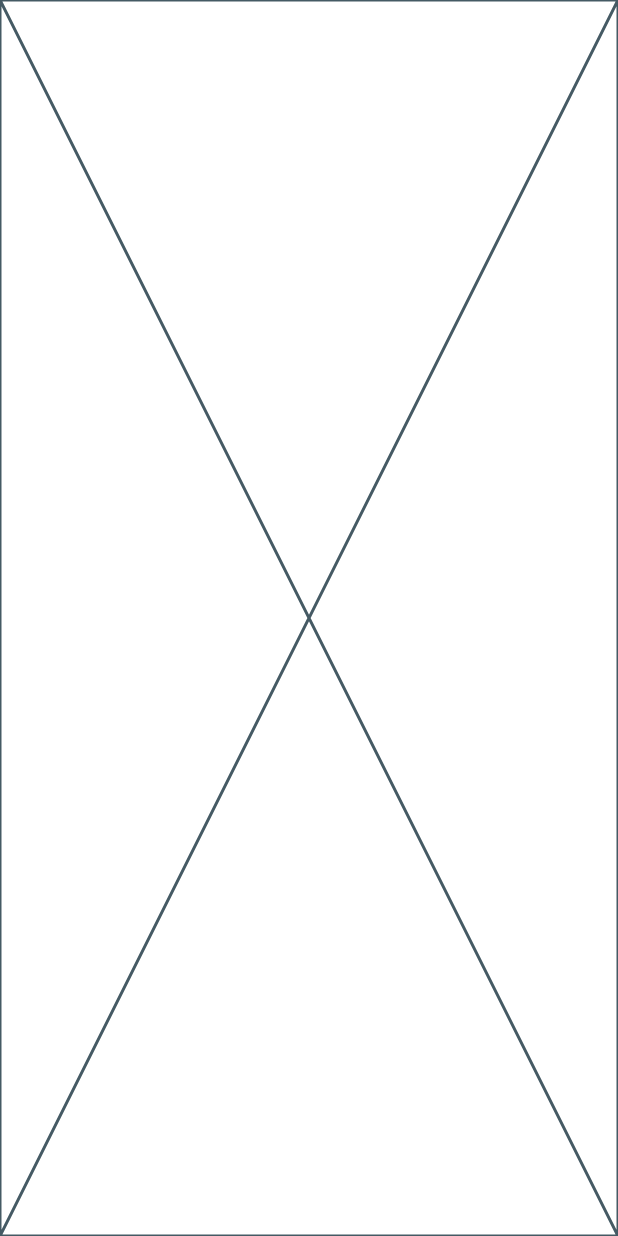
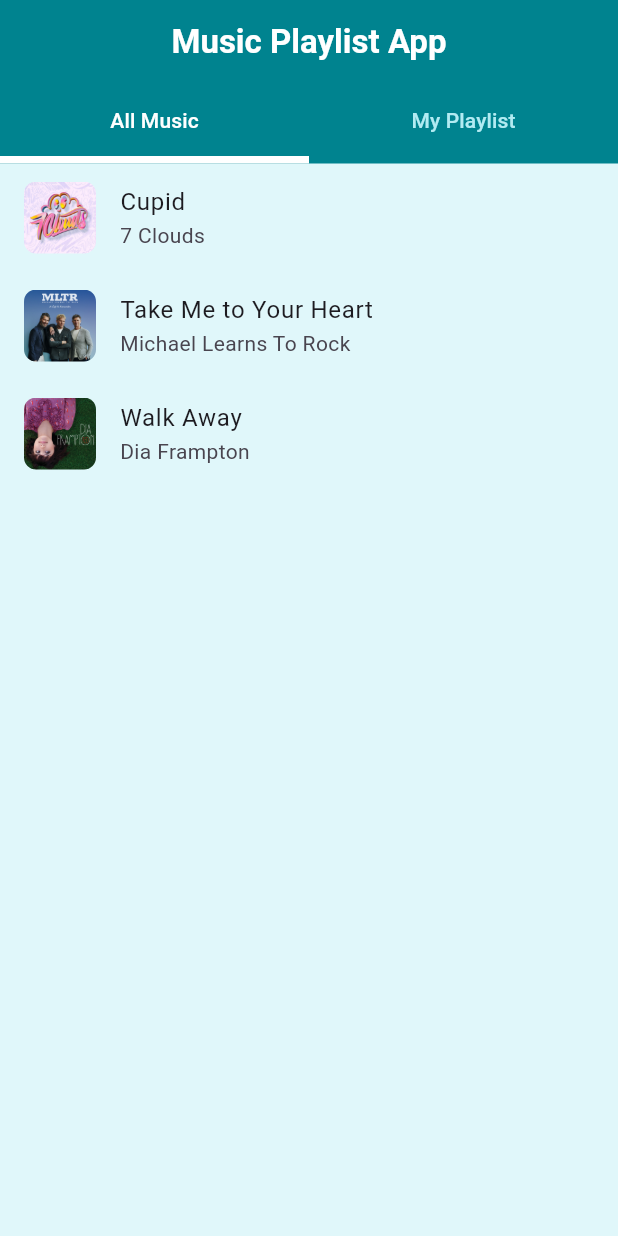
Before and after one commit to Fillybodyknow/Music-Playlist-App-Flutter-, a Flutter app: the screen it shows after launch, on a phone screen of 412 x 824 dp. Run offline on Flutter 3.47's test engine with Material 3 defaults, Android fonts, the light colour scheme and no system bars; our stand-ins replace get.

Commit message:
feat: design Homepage

```diff
--- a/music_playlist_app/lib/page/home/controller.dart
+++ b/music_playlist_app/lib/page/home/controller.dart
@@ -0,0 +1,37 @@
+import 'dart:convert';
+
+import 'package:flutter/services.dart';
+import 'package:get/get.dart';
+import 'package:music_playlist_app/page/home/model.dart';
+
+class AppHomeController extends GetxController {
+  RxList<music_info_model> music_list = RxList<music_info_model>();
+  RxList<author_model> author_list = RxList<author_model>(); // <author_model>
+  RxInt Index = 0.obs;
+
+  @override
+  void onInit() {
+    super.onInit();
+    loadData(); // ไม่ควรทำ async กับ onInit โดยตรง
+  }
+
+  Future<void> loadData() async {
+    await getMusicList();
+    await getAuthorList();
+  }
+
+  Future<void> getMusicList() async {
+    final respones =
+        await rootBundle.loadString('assets/files/music_info.json');
+    music_list.value = (jsonDecode(respones) as List)
+        .map((e) => music_info_model.fromJson(e))
+        .toList();
+  }
+
+  Future<void> getAuthorList() async {
+    final respones = await rootBundle.loadString('assets/files/authors.json');
+    author_list.value = (jsonDecode(respones) as List)
+        .map((e) => author_model.fromJson(e))
+        .toList();
+  }
+}
--- a/music_playlist_app/lib/page/home/model.dart
+++ b/music_playlist_app/lib/page/home/model.dart
@@ -0,0 +1,40 @@
+class music_info_model {
+  final int id;
+  final int author_id;
+  final String title;
+  final String url_player;
+
+  music_info_model(this.id, this.author_id, this.title, this.url_player);
+
+  music_info_model.fromJson(Map<String, dynamic> json)
+      : id = json['id'],
+        author_id = json['author_id'],
+        title = json['title'],
+        url_player = json['url_player'];
+
+  Map<String, dynamic> toJson() => {
+        'id': id,
+        'author_id': author_id,
+        'title': title,
+        'url_player': url_player,
+      };
+}
+
+class author_model {
+  final int author_id;
+  final String name;
+  final String trumbnail;
+
+  author_model(this.author_id, this.name, this.trumbnail);
+
+  author_model.fromJson(Map<String, dynamic> json)
+      : author_id = json['author_id'],
+        name = json['name'],
+        trumbnail = json['trumbnail'];
+
+  Map<String, dynamic> toJson() => {
+        'author_id': author_id,
+        'name': name,
+        'trumbnail': trumbnail,
+      };
+}
--- a/music_playlist_app/lib/page/home/view.dart
+++ b/music_playlist_app/lib/page/home/view.dart
@@ -1,10 +1,40 @@
 import 'package:flutter/material.dart';
+import 'package:get/get.dart';
+import 'package:music_playlist_app/page/home/widget/top_body.dart';
+import 'package:music_playlist_app/page/home/widget/list_music.dart';
+import 'package:music_playlist_app/page/home/controller.dart';
 
 class AppHome extends StatelessWidget {
-  const AppHome({super.key});
+  AppHomeController controller = Get.put(AppHomeController());
 
   @override
   Widget build(BuildContext context) {
-    return const Placeholder();
+    return Scaffold(
+      backgroundColor: Colors.cyan[50],
+      appBar: AppBar(
+        title: const Text('Music Playlist App',
+            style: TextStyle(
+              color: Colors.white,
+              fontWeight: FontWeight.bold,
+            )),
+        centerTitle: true,
+        backgroundColor: Colors.cyan[800],
+      ),
+      body: Container(
+        height: double.infinity,
+        child: Column(children: [
+          topBody(),
+          Obx(() {
+            if (controller.Index.value == 0) {
+              return listMusic();
+            } else if (controller.Index.value == 1) {
+              return SizedBox.shrink();
+            } else {
+              return SizedBox.shrink();
+            }
+          })
+        ]),
+      ),
+    );
   }
 }
--- /dev/null
+++ b/music_playlist_app/lib/page/home/widget/list_music.dart
@@ -0,0 +1,32 @@
+import 'package:flutter/material.dart';
+import 'package:get/get.dart';
+import 'package:music_playlist_app/page/home/controller.dart';
+import 'package:music_playlist_app/page/home/model.dart';
+
+Widget listMusic() {
+  AppHomeController controller = Get.put(AppHomeController());
+  return Expanded(
+      child: ListView.separated(
+          itemBuilder: (context, index) {
+            music_info_model music = controller.music_list[index];
+            return ListTile(
+              leading: ClipRRect(
+                borderRadius: BorderRadius.circular(8), // ปรับขอบโค้งได้
+                child: Image.asset(
+                  controller.author_list[music.author_id].trumbnail,
+                  width: 48,
+                  height: 48,
+                  fit: BoxFit.cover,
+                ),
+              ),
+              title: Text(music.title),
+              subtitle: Text(controller.author_list[music.author_id].name),
+            );
+          },
+          separatorBuilder: (context, index) => Divider(
+                height: 0,
+                color: Colors.transparent,
+                thickness: 3,
+              ),
+          itemCount: controller.music_list.length));
+}
--- /dev/null
+++ b/music_playlist_app/lib/page/home/widget/top_body.dart
@@ -0,0 +1,65 @@
+import 'package:flutter/material.dart';
+import 'package:get/get.dart';
+import 'package:music_playlist_app/page/home/controller.dart';
+
+Widget topBody() {
+  AppHomeController Controller = Get.put(AppHomeController());
+  return Container(
+    width: double.infinity,
+    decoration: BoxDecoration(color: Colors.cyan[800]),
+    child: Obx(() => Row(
+          children: [
+            Expanded(
+                child: Container(
+              decoration: BoxDecoration(
+                  border: Border(
+                      bottom: BorderSide(
+                          color: Controller.Index.value == 0
+                              ? Colors.white
+                              : Colors.transparent,
+                          width: 5))),
+              child: TextButton(
+                  style: ButtonStyle(
+                      shape: MaterialStateProperty.all<RoundedRectangleBorder>(
+                    RoundedRectangleBorder(
+                      borderRadius: BorderRadius.circular(0.0),
+                    ),
+                  )),
+                  onPressed: () {
+                    Controller.Index.value = 0;
+                  },
+                  child: Text("All Music",
+                      style: TextStyle(
+                          color: Controller.Index.value == 0
+                              ? Colors.white
+                              : Colors.cyan[100]))),
+            )),
+            Expanded(
+                child: Container(
+              decoration: BoxDecoration(
+                  border: Border(
+                      bottom: BorderSide(
+                          color: Controller.Index.value == 1
+                              ? Colors.white
+                              : Colors.transparent,
+                          width: 5))),
+              child: TextButton(
+                  style: ButtonStyle(
+                      shape: MaterialStateProperty.all<RoundedRectangleBorder>(
+                    RoundedRectangleBorder(
+                      borderRadius: BorderRadius.circular(0.0),
+                    ),
+                  )),
+                  onPressed: () {
+                    Controller.Index.value = 1;
+                  },
+                  child: Text("My Playlist",
+                      style: TextStyle(
+                          color: Controller.Index.value == 1
+                              ? Colors.white
+                              : Colors.cyan[100]))),
+            )),
+          ],
+        )),
+  );
+}
--- a/music_playlist_app/pubspec.yaml
+++ b/music_playlist_app/pubspec.yaml
@@ -37,6 +37,7 @@ dependencies:
   cupertino_icons: ^1.0.8
   get: ^4.7.2
   audioplayers: ^6.4.0
+  http: ^1.4.0
 
 dev_dependencies:
   flutter_test:
```
